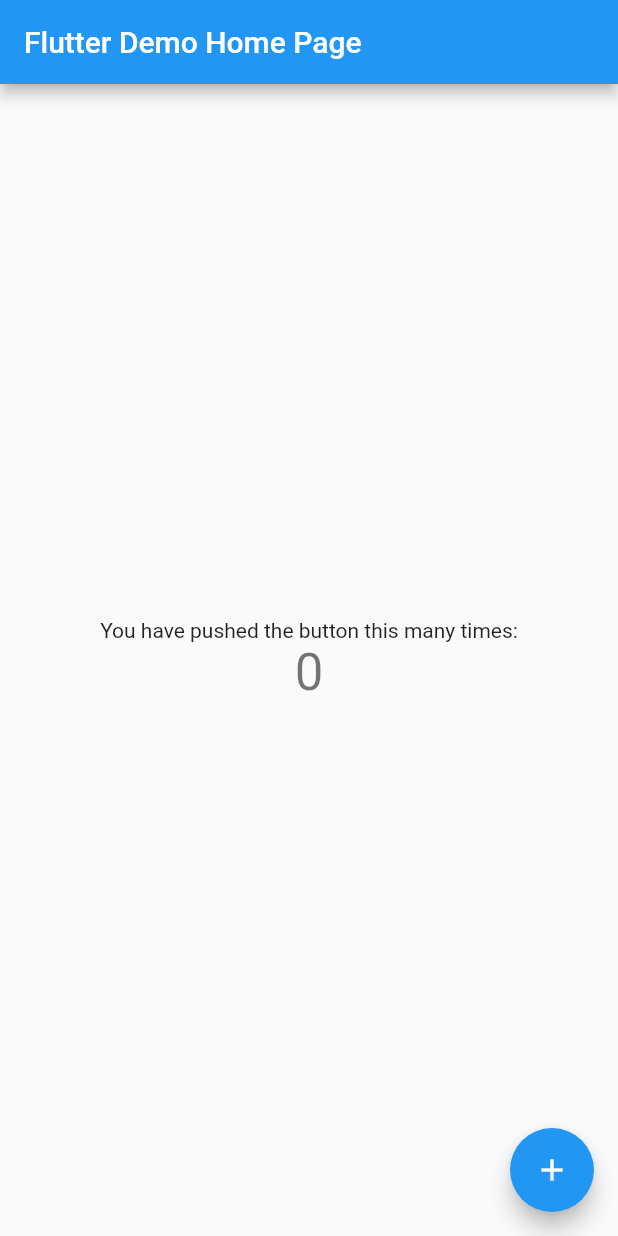
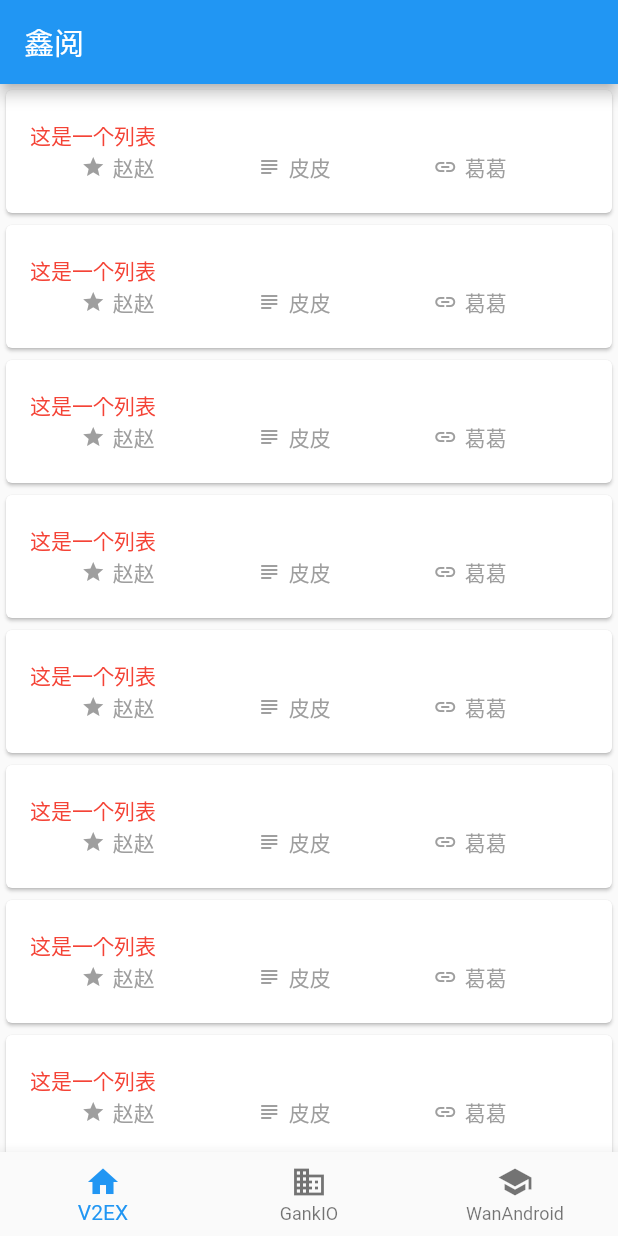
Before and after one commit to gexiangjie/XinYue, a Flutter app: the screen it shows after launch, on a phone screen of 412 x 824 dp. Run offline on Flutter 3.47's test engine with Material 2 defaults, Android fonts, the phone set to English and light mode, and no system bars.

Commit message:
add three tab

```diff
--- /dev/null
+++ b/lib/HomePage.dart
@@ -0,0 +1,49 @@
+import 'package:flutter/material.dart';
+import 'package:xinyue/gankio/PageGankIO.dart';
+import 'package:xinyue/v2ex/PageV2EX.dart';
+import 'package:xinyue/wanandroid/PageWanAndroid.dart';
+
+import 'v2ex/DemoItem.dart';
+
+class HomePage extends StatefulWidget {
+  @override
+  _HomePage createState() => new _HomePage();
+}
+
+class _HomePage extends State<HomePage> {
+  int _selIndex = 0;
+  PageController _pageController = PageController(initialPage: 0);
+
+  void _onTapItem(int index) {
+    setState(() {
+      _selIndex = index;
+    });
+  }
+
+  @override
+  Widget build(BuildContext context) {
+    return new Scaffold(
+      backgroundColor: Colors.blue,
+      appBar: new AppBar(title: new Text("鑫阅")),
+      body: PageView(
+        controller: _pageController,
+        onPageChanged: _onTapItem,
+        children: <Widget>[PageV2EX(), PageGankIO(), PageWanAndroid()],
+      ),
+      bottomNavigationBar: BottomNavigationBar(
+        items: const <BottomNavigationBarItem>[
+          BottomNavigationBarItem(icon: Icon(Icons.home), title: Text("V2EX")),
+          BottomNavigationBarItem(icon: Icon(Icons.business), title: Text("GankIO")),
+          BottomNavigationBarItem(icon: Icon(Icons.school), title: Text("WanAndroid")),
+        ],
+        currentIndex: _selIndex,
+        onTap: (index) {
+          setState(() {
+            _selIndex = index;
+          });
+          _pageController.jumpToPage(index);
+        },
+      ),
+    );
+  }
+}
--- /dev/null
+++ b/lib/gankio/PageGankIO.dart
@@ -0,0 +1,18 @@
+import 'package:flutter/material.dart';
+
+class PageGankIO extends StatefulWidget{
+
+  @override
+  _PageGankIOState createState() => _PageGankIOState();
+}
+
+class _PageGankIOState extends State<PageGankIO>{
+  @override
+  Widget build(BuildContext context) {
+    // TODO: implement build
+    return new Scaffold(
+      body: Text("GankIO 页面"),
+    );
+  }
+
+}
--- a/lib/main.dart
+++ b/lib/main.dart
@@ -1,111 +1,18 @@
 import 'package:flutter/material.dart';
+
+import 'HomePage.dart';
 
 void main() => runApp(MyApp());
 
 class MyApp extends StatelessWidget {
-  // This widget is the root of your application.
   @override
   Widget build(BuildContext context) {
     return MaterialApp(
-      title: 'Flutter Demo',
+      title: 'XinYue',
       theme: ThemeData(
-        // This is the theme of your application.
-        //
-        // Try running your application with "flutter run". You'll see the
-        // application has a blue toolbar. Then, without quitting the app, try
-        // changing the primarySwatch below to Colors.green and then invoke
-        // "hot reload" (press "r" in the console where you ran "flutter run",
-        // or simply save your changes to "hot reload" in a Flutter IDE).
-        // Notice that the counter didn't reset back to zero; the application
-        // is not restarted.
         primarySwatch: Colors.blue,
       ),
-      home: MyHomePage(title: 'Flutter Demo Home Page'),
+      home: HomePage(),
     );
   }
 }
-
-class MyHomePage extends StatefulWidget {
-  MyHomePage({Key key, this.title}) : super(key: key);
-
-  // This widget is the home page of your application. It is stateful, meaning
-  // that it has a State object (defined below) that contains fields that affect
-  // how it looks.
-
-  // This class is the configuration for the state. It holds the values (in this
-  // case the title) provided by the parent (in this case the App widget) and
-  // used by the build method of the State. Fields in a Widget subclass are
-  // always marked "final".
-
-  final String title;
-
-  @override
-  _MyHomePageState createState() => _MyHomePageState();
-}
-
-class _MyHomePageState extends State<MyHomePage> {
-  int _counter = 0;
-
-  void _incrementCounter() {
-    setState(() {
-      // This call to setState tells the Flutter framework that something has
-      // changed in this State, which causes it to rerun the build method below
-      // so that the display can reflect the updated values. If we changed
-      // _counter without calling setState(), then the build method would not be
-      // called again, and so nothing would appear to happen.
-      _counter++;
-    });
-  }
-
-  @override
-  Widget build(BuildContext context) {
-    // This method is rerun every time setState is called, for instance as done
-    // by the _incrementCounter method above.
-    //
-    // The Flutter framework has been optimized to make rerunning build methods
-    // fast, so that you can just rebuild anything that needs updating rather
-    // than having to individually change instances of widgets.
-    return Scaffold(
-      appBar: AppBar(
-        // Here we take the value from the MyHomePage object that was created by
-        // the App.build method, and use it to set our appbar title.
-        title: Text(widget.title),
-      ),
-      body: Center(
-        // Center is a layout widget. It takes a single child and positions it
-        // in the middle of the parent.
-        child: Column(
-          // Column is also layout widget. It takes a list of children and
-          // arranges them vertically. By default, it sizes itself to fit its
-          // children horizontally, and tries to be as tall as its parent.
-          //
-          // Invoke "debug painting" (press "p" in the console, choose the
-          // "Toggle Debug Paint" action from the Flutter Inspector in Android
-          // Studio, or the "Toggle Debug Paint" command in Visual Studio Code)
-          // to see the wireframe for each widget.
-          //
-          // Column has various properties to control how it sizes itself and
-          // how it positions its children. Here we use mainAxisAlignment to
-          // center the children vertically; the main axis here is the vertical
-          // axis because Columns are vertical (the cross axis would be
-          // horizontal).
-          mainAxisAlignment: MainAxisAlignment.center,
-          children: <Widget>[
-            Text(
-              'You have pushed the button this many times:',
-            ),
-            Text(
-              '$_counter',
-              style: Theme.of(context).textTheme.display1,
-            ),
-          ],
-        ),
-      ),
-      floatingActionButton: FloatingActionButton(
-        onPressed: _incrementCounter,
-        tooltip: 'Increment',
-        child: Icon(Icons.add),
-      ), // This trailing comma makes auto-formatting nicer for build methods.
-    );
-  }
-}
--- /dev/null
+++ b/lib/v2ex/DemoItem.dart
@@ -0,0 +1,71 @@
+import 'package:flutter/material.dart';
+
+class DemoItem extends StatefulWidget {
+  @override
+  _DemoItem createState() => new _DemoItem();
+}
+
+class _DemoItem extends State<DemoItem> {
+  @override
+  Widget build(BuildContext context) {
+    return new Container(
+      child: new Card(
+        child: new FlatButton(
+            onPressed: () {
+              print("点我点我");
+            },
+            child: new Padding(
+              padding:
+                  new EdgeInsets.only(left: 0, right: 20, top: 20, bottom: 20),
+              child: new Column(
+                children: <Widget>[
+                  new Container(
+                    child: new Text("这是一个列表",
+                        style: TextStyle(color: Colors.red, fontSize: 14),
+                        maxLines: 3,
+                        overflow: TextOverflow.ellipsis),
+                    alignment: Alignment.topLeft,
+                    margin: new EdgeInsets.only(top: 0, bottom: 0),
+                  ),
+                  new Row(
+                    mainAxisAlignment: MainAxisAlignment.center,
+                    children: <Widget>[
+                      _getBottomItem(Icons.star, "赵赵"),
+                      _getBottomItem(Icons.subject, "皮皮"),
+                      _getBottomItem(Icons.link, "葛葛")
+                    ],
+                  )
+                ],
+              ),
+            )),
+      ),
+    );
+  }
+
+  _getBottomItem(IconData icon, String text) {
+    return new Expanded(
+      flex: 1,
+      child: new Center(
+        child: new Row(
+          mainAxisAlignment: MainAxisAlignment.start,
+          mainAxisSize: MainAxisSize.min,
+          crossAxisAlignment: CrossAxisAlignment.center,
+          children: <Widget>[
+            new Icon(
+              icon,
+              size: 16.0,
+              color: Colors.grey,
+            ),
+            new Padding(padding: new EdgeInsets.only(left: 5.0)),
+            new Text(
+              text,
+              style: new TextStyle(color: Colors.grey, fontSize: 14.0),
+              overflow: TextOverflow.ellipsis,
+              maxLines: 1,
+            )
+          ],
+        ),
+      ),
+    );
+  }
+}
--- /dev/null
+++ b/lib/v2ex/PageV2EX.dart
@@ -0,0 +1,22 @@
+import 'package:flutter/material.dart';
+import 'DemoItem.dart';
+
+class PageV2EX extends StatefulWidget{
+
+  @override
+  _PageV2EXState createState() => _PageV2EXState();
+}
+
+class _PageV2EXState extends State<PageV2EX>{
+  @override
+  Widget build(BuildContext context) {
+    return new Scaffold(
+      body:  new ListView.builder(
+        itemBuilder: (context, index) {
+          return new DemoItem();
+        },
+        itemCount: 20,
+      ),
+    );
+  }
+}
--- /dev/null
+++ b/lib/wanandroid/PageWanAndroid.dart
@@ -0,0 +1,16 @@
+import 'package:flutter/material.dart';
+
+class PageWanAndroid extends StatefulWidget {
+  @override
+  _PageWanAndroidState createState() => _PageWanAndroidState();
+}
+
+class _PageWanAndroidState extends State<PageWanAndroid> {
+  @override
+  Widget build(BuildContext context) {
+    return new Scaffold(
+      resizeToAvoidBottomInset: false,
+      body: Text("WanAndroid 页面"),
+    );
+  }
+}
```
Also changed, not shown: pubspec.lock, 3 other files.
